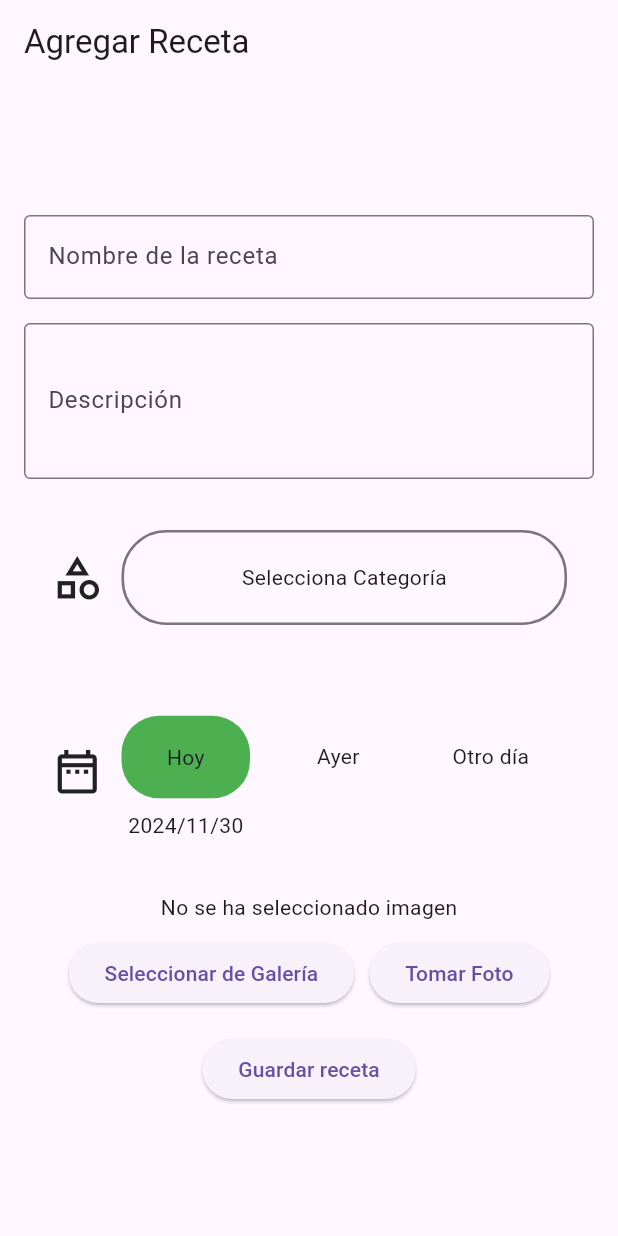
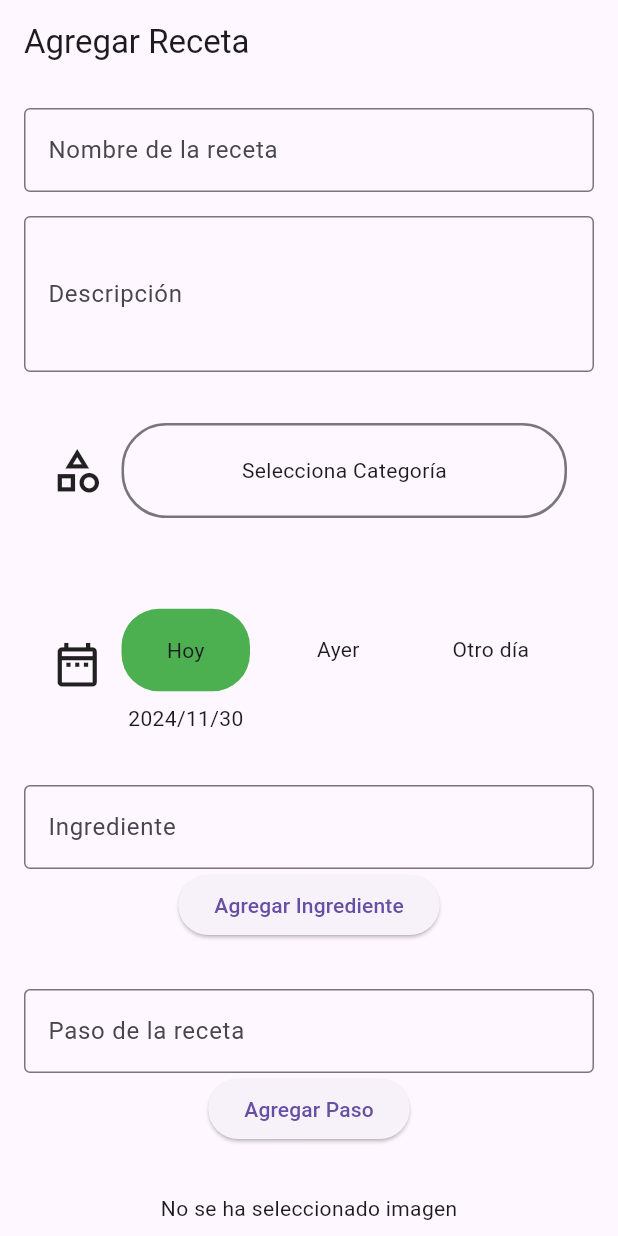
Before and after one commit to MiguelAngel117/recipesU, a Flutter app: the AddRecipe screen opened directly, on a phone screen of 412 x 824 dp. Run offline on Flutter 3.47's test engine with Material 3 defaults, Android fonts, the phone set to English and light mode, and no system bars; our stand-ins replace flutter_speed_dial, geolocator, google_maps_flutter, google_nav_bar, image_picker, like_button and 6 more; missing offline and left inert: flutter_material_color_picker; accounts and stored records are empty.

Commit message:
Arreglando DB

```diff
--- a/lib/models/combined_model.dart
+++ b/lib/models/combined_model.dart
@@ -13,7 +13,7 @@ class CombinedModel {
     this.month = 0,
     this.day = 0,
     this.category = 'Selecciona Categoría',
-    this.color = '',
+    this.color = '#000000',
     this.icon = '',
     this.comment = '',
     this.amount = 0.0,
--- a/lib/models/recipe_model.dart
+++ b/lib/models/recipe_model.dart
@@ -1,3 +1,5 @@
+import 'dart:convert';
+
 class RecipeModel {
   RecipeModel({
     this.id,
@@ -8,6 +10,8 @@ class RecipeModel {
     required this.year,
     required this.month,
     required this.day,
+    required this.ingredients,
+    required this.steps,
   });
 
   int? id;
@@ -19,6 +23,10 @@ class RecipeModel {
   int month;
   int day;
 
+  List<String> ingredients; // Ahora con tipo explícito
+  List<String> steps;
+
+  // Constructor para crear el modelo desde un JSON
   factory RecipeModel.fromJson(Map<String, dynamic> json) => RecipeModel(
         id: json["id"],
         name: json["name"],
@@ -28,8 +36,15 @@ class RecipeModel {
         year: json["year"],
         month: json["month"],
         day: json["day"],
+        ingredients: json["ingredients"] != null
+            ? List<String>.from(jsonDecode(json["ingredients"]))
+            : [], // Convierte de JSON string a List<String>
+        steps: json["steps"] != null
+            ? List<String>.from(jsonDecode(json["steps"]))
+            : [], // Convierte de JSON string a List<String> // Manejo de null y conversión a List<String>
       );
 
+  // Método para convertir el modelo a un JSON
   Map<String, dynamic> toJson() => {
         "id": id,
         "name": name,
@@ -39,5 +54,8 @@ class RecipeModel {
         "year": year,
         "month": month,
         "day": day,
+        "ingredients":
+            jsonEncode(ingredients), // Convierte List<String> a JSON string
+        "steps": jsonEncode(steps), // Convierte List<String> a JSON string
       };
 }
--- a/lib/pages/add_recipe.dart
+++ b/lib/pages/add_recipe.dart
@@ -19,8 +19,12 @@ class _AddRecipeState extends State<AddRecipe> {
   final _formKey = GlobalKey<FormState>();
   final TextEditingController _nameController = TextEditingController();
   final TextEditingController _descriptionController = TextEditingController();
+  final TextEditingController _ingredientController = TextEditingController();
+  final TextEditingController _stepController = TextEditingController();
   String? _imagePath; // Almacena la ruta de la imagen
   final CombinedModel _combinedModel = CombinedModel(day: 0);
+  List<String> _ingredients = []; // Lista para ingredientes
+  List<String> _steps = []; // Lista para pasos
 
   void _saveRecipe() async {
     if (_formKey.currentState!.validate()) {
@@ -32,6 +36,8 @@ class _AddRecipeState extends State<AddRecipe> {
         year: _combinedModel.year,
         month: _combinedModel.month,
         day: _combinedModel.day,
+        ingredients: _ingredients, // Almacena los ingredientes
+        steps: _steps, // Almacena los pasos
       );
 
       final result = await RecipeDatabase.db.insertRecipe(recipe);
@@ -43,8 +49,12 @@ class _AddRecipeState extends State<AddRecipe> {
 
         _nameController.clear();
         _descriptionController.clear();
+        _ingredientController.clear();
+        _stepController.clear();
         setState(() {
           _imagePath = null;
+          _ingredients.clear();
+          _steps.clear();
         });
       } else {
         ScaffoldMessenger.of(context).showSnackBar(
@@ -60,13 +70,13 @@ class _AddRecipeState extends State<AddRecipe> {
       appBar: AppBar(
         title: const Text('Agregar Receta'),
       ),
-      body: Center(
+      body: SingleChildScrollView(
+        // Se agrega el SingleChildScrollView para que el contenido sea desplazable
         child: Padding(
           padding: const EdgeInsets.all(16.0),
           child: Form(
             key: _formKey,
             child: Column(
-              mainAxisAlignment: MainAxisAlignment.center,
               children: [
                 TextFormField(
                   controller: _nameController,
@@ -105,6 +115,76 @@ class _AddRecipeState extends State<AddRecipe> {
                 DatePicker(cModel: _combinedModel),
                 const SizedBox(height: 16),
 
+                // Campo de texto para ingresar ingredientes
+                TextFormField(
+                  controller: _ingredientController,
+                  decoration: const InputDecoration(
+                    labelText: 'Ingrediente',
+                    border: OutlineInputBorder(),
+                  ),
+                  validator: (value) {
+                    /*if (value == null || value.isEmpty) {
+                      return 'Por favor ingrese un ingrediente';
+                    }*/
+                    return null;
+                  },
+                ),
+                ElevatedButton(
+                  onPressed: () {
+                    if (_ingredientController.text.isNotEmpty) {
+                      setState(() {
+                        _ingredients.add(_ingredientController.text);
+                      });
+                      _ingredientController.clear();
+                    }
+                  },
+                  child: const Text('Agregar Ingrediente'),
+                ),
+                const SizedBox(height: 16),
+
+                // Mostrar ingredientes agregados
+                Wrap(
+                  children: _ingredients.map((ingredient) {
+                    return Chip(label: Text(ingredient));
+                  }).toList(),
+                ),
+                const SizedBox(height: 16),
+
+                // Campo de texto para ingresar pasos
+                TextFormField(
+                  controller: _stepController,
+                  decoration: const InputDecoration(
+                    labelText: 'Paso de la receta',
+                    border: OutlineInputBorder(),
+                  ),
+                  validator: (value) {
+                    /*if (value == null || value.isEmpty) {
+                      return 'Por favor ingrese un paso';
+                    }*/
+                    return null;
+                  },
+                ),
+                ElevatedButton(
+                  onPressed: () {
+                    if (_stepController.text.isNotEmpty) {
+                      setState(() {
+                        _steps.add(_stepController.text);
+                      });
+                      _stepController.clear();
+                    }
+                  },
+                  child: const Text('Agregar Paso'),
+                ),
+                const SizedBox(height: 16),
+
+                // Mostrar pasos agregados
+                Wrap(
+                  children: _steps.map((step) {
+                    return Chip(label: Text(step));
+                  }).toList(),
+                ),
+                const SizedBox(height: 16),
+
                 // Usa el nuevo widget de selección de imagen
                 ImagePickerWidget(
                   onImageSelected: (path) {
--- a/lib/pages/edit_recipe_page.dart
+++ b/lib/pages/edit_recipe_page.dart
@@ -60,7 +60,7 @@ class _EditRecipePageState extends State<EditRecipePage> {
         category: _combinedModel.category,
         year: _combinedModel.year,
         month: _combinedModel.month,
-        day: _combinedModel.day,
+        day: _combinedModel.day, steps: [], ingredients: [],
       );
 
       // Actualizar en la base de datos
--- a/lib/utils/Listfood.dart
+++ b/lib/utils/Listfood.dart
@@ -2,56 +2,52 @@ import 'package:recipes/models/recipe_model.dart';
 
 class Recipe {
   final String name;
+  final String description;
   final String image;
-  final String? userImage;
-  final String? userName;
   final List<String> ingredients;
   final List<String> steps;
 
-  const Recipe({
-    this.userImage,
-    this.userName,
+  Recipe({
     required this.name,
+    required this.description,
     required this.image,
     required this.ingredients,
     required this.steps,
   });
 
+  // Método para convertir un RecipeModel en Recipe
   factory Recipe.fromRecipeModel(RecipeModel model) {
     return Recipe(
-        name: model.name,
-        image: model.imagePath.isEmpty
-            ? 'assets/images/food.jpeg'
-            : model.imagePath,
-        ingredients: [
-          '500g de harina',
-          '300ml de agua',
-          '10g de sal',
-          '20g de levadura fresca',
-          '200g de salsa de tomate',
-          '200g de mozzarella',
-          'Aceite de oliva',
-          'Ingredientes al gusto (jamón, champiñones, aceitunas, etc.)',
-        ], // Rellenar con datos o dejar vacío según sea necesario
-        steps: [
-          'Mezclar la harina, la sal y la levadura en un bol grande.',
-          'Añadir el agua y el aceite, y amasar hasta obtener una masa homogénea.',
-          'Dejar reposar la masa durante 1 hora.',
-          'Extender la masa y agregar la salsa de tomate.',
-          'Añadir la mozzarella y los ingredientes al gusto.',
-          'Hornear a 220°C durante 15-20 minutos.',
-        ] // Rellenar con datos o dejar vacío según sea necesario
-        );
+      name: model.name,
+      description: model.description,
+      image: model.imagePath,
+      ingredients: model.ingredients
+          .cast<String>(), // Asegúrate que sea una lista de strings
+      steps: model.steps.cast<String>(),
+    );
+  }
+
+  // Método para convertir un Recipe a RecipeModel (para guardar en la base de datos)
+  RecipeModel toRecipeModel() {
+    return RecipeModel(
+      name: name,
+      description: description,
+      imagePath: image,
+      ingredients: ingredients,
+      steps: steps,
+      category: '',
+      year: 0,
+      month: 0,
+      day: 0,
+    );
   }
 }
 
 class RecipeList {
-  final listFood = const [
+  final listFood = [
     Recipe(
       name: 'Pizza',
       image: 'assets/images/pizza-created-with-generative-ai-png.png',
-      userImage: 'assets/user.webp',
-      userName: 'John Doe',
       ingredients: [
         '500g de harina',
         '300ml de agua',
@@ -70,12 +66,11 @@ class RecipeList {
         'Añadir la mozzarella y los ingredientes al gusto.',
         'Hornear a 220°C durante 15-20 minutos.',
       ],
+      description: '',
     ),
     Recipe(
       name: 'Hamburguesa',
       image: 'assets/images/cute-cartoon-burger-icon-free-png.png',
-      userImage: 'assets/user.webp',
-      userName: 'John Doe',
       ingredients: [
         '400g de carne molida',
         '4 panes para hamburguesa',
@@ -94,12 +89,11 @@ class RecipeList {
         'Agregar lechuga, tomate y cebolla.',
         'Servir con ketchup y mostaza al gusto.',
       ],
+      description: '',
     ),
     Recipe(
       name: 'Sushi',
       image: 'assets/images/sushi-with-ai-generated-free-png.png',
-      userImage: 'assets/user.webp',
-      userName: 'John Doe',
       ingredients: [
         '300g de arroz para sushi',
         'Nori (algas secas)',
@@ -117,12 +111,11 @@ class RecipeList {
         'Enrollar firmemente y cortar en piezas.',
         'Servir con salsa de soja.',
       ],
+      description: '',
     ),
     Recipe(
       name: 'Tacos',
       image: 'assets/images/tacos-with-ai-generated-free-png.png',
-      userImage: 'assets/user.webp',
-      userName: 'John Doe',
       ingredients: [
         '300g de carne de res',
         'Tortillas de maíz',
@@ -138,13 +131,12 @@ class RecipeList {
         'Añadir cebolla, cilantro y un poco de jugo de limón.',
         'Servir con salsa picante al gusto.',
       ],
+      description: '',
     ),
     Recipe(
       name: 'Pasta Carbonara',
       image:
           'assets/images/spaghetti-carbonara-isolated-on-transparent-background-file-cut-out-ai-generated-png.png',
-      userImage: 'assets/user.webp',
-      userName: 'John Doe',
       ingredients: [
         '200g de espaguetis',
         '100g de panceta',
@@ -160,12 +152,11 @@ class RecipeList {
         'Añadir los espaguetis y la panceta a la mezcla de huevo y queso.',
         'Mezclar bien y sazonar con sal y pimienta.',
       ],
+      description: '',
     ),
     Recipe(
       name: 'Paella',
       image: 'assets/images/spanish-paella-isolated-ai-generated-png.png',
-      userImage: 'assets/user.webp',
-      userName: 'John Doe',
       ingredients: [
         '400g de arroz',
         '200g de pollo',
@@ -184,13 +175,12 @@ class RecipeList {
         'Cocinar a fuego lento hasta que el arroz esté en su punto.',
         'Añadir los mariscos en los últimos minutos de cocción.',
       ],
+      description: '',
     ),
     Recipe(
       name: 'Ensalada César',
       image:
           'assets/images/caesar-salad-with-chicken-on-a-white-plate-illustration-generative-ai-png.png',
-      userImage: 'assets/user.webp',
-      userName: 'John Doe',
       ingredients: [
         'Lechuga romana',
         '100g de pechuga de pollo',
@@ -207,13 +197,12 @@ class RecipeList {
         'Aliñar con salsa César y un poco de aceite de oliva.',
         'Mezclar bien y sazonar con sal y pimienta.',
       ],
+      description: '',
     ),
     Recipe(
       name: 'Ramen',
       image:
           'assets/images/asian-noodle-soup-ramen-with-chicken-vegetables-and-egg-in-black-bowl-isolated-on-white-transparent-background-ai-generate-png.png',
-      userImage: 'assets/user.webp',
-      userName: 'John Doe',
       ingredients: [
         '200g de fideos de ramen',
         '500ml de caldo de pollo',
@@ -231,12 +220,11 @@ class RecipeList {
         'Añadir el huevo cocido y el cebollino picado.',
         'Rociar con un poco de aceite de sésamo antes de servir.',
       ],
+      description: '',
     ),
     Recipe(
       name: 'Empanadas',
       image: 'assets/images/empanada-pastry-stuffed-food-png.png',
-      userImage: 'assets/user.webp',
-      userName: 'John Doe',
       ingredients: [
         '500g de masa para empanadas',
         '300g de carne picada',
@@ -254,12 +242,11 @@ class RecipeList {
         'Cerrar las empanadas y sellarlas con un tenedor.',
         'Hornear a 180°C durante 20-25 minutos o hasta que estén doradas.',
       ],
+      description: '',
     ),
     Recipe(
       name: 'Brownie',
       image: 'assets/images/brownie-with-ai-generated-free-png.png',
-      userImage: 'assets/user.webp',
-      userName: 'John Doe',
       ingredients: [
         '200g de chocolate negro',
         '150g de mantequilla',
@@ -276,12 +263,11 @@ class RecipeList {
         'Añadir las nueces si se desea.',
         'Verter la mezcla en un molde engrasado y hornear a 180°C durante 25-30 minutos.',
       ],
+      description: '',
     ),
     Recipe(
       name: 'Panqueques',
       image: 'assets/images/pancake-dessert-bakery-ai-generate-png.png',
-      userImage: 'assets/user.webp',
-      userName: 'John Doe',
       ingredients: [
         '200g de harina',
         '2 huevos',
@@ -299,6 +285,7 @@ class RecipeList {
         'Cocinar hasta que aparezcan burbujas en la superficie, luego voltear y cocinar hasta que estén dorados.',
         'Servir con miel o sirope al gusto.',
       ],
+      description: '',
     ),
   ];
 }
--- a/lib/widgets/add_expenses/bs_category.dart
+++ b/lib/widgets/add_expenses/bs_category.dart
@@ -39,7 +39,7 @@ class _BsCategoryState extends State<BsCategory> {
                     border: Border.all(
                         width: 1.7,
                         color: hasData
-                            ? widget.cModel.color.toColor()
+                            ? (widget.cModel.color.toColor() ?? Colors.grey)
                             : Theme.of(context).dividerColor),
                     borderRadius: BorderRadius.circular(30.0)),
                 child: Center(
--- a/lib/widgets/date_picker.dart
+++ b/lib/widgets/date_picker.dart
@@ -110,7 +110,8 @@ class DateContainWidget extends StatelessWidget {
             decoration: BoxDecoration(
                 color: isSelected
                     ? Colors.green
-                    : Theme.of(context).scaffoldBackgroundColor,
+                    : (Theme.of(context).scaffoldBackgroundColor ??
+                        Colors.grey[200]),
                 borderRadius: BorderRadius.circular(25.0)),
             child: Center(
               child: Text(name),
```
Also changed, not shown: lib/pages/DetailPage.dart (+14 -6 lines), lib/pages/HomePage.dart (+22 -2 lines), lib/providers/recipe_db.dart (+5 -2 lines).
